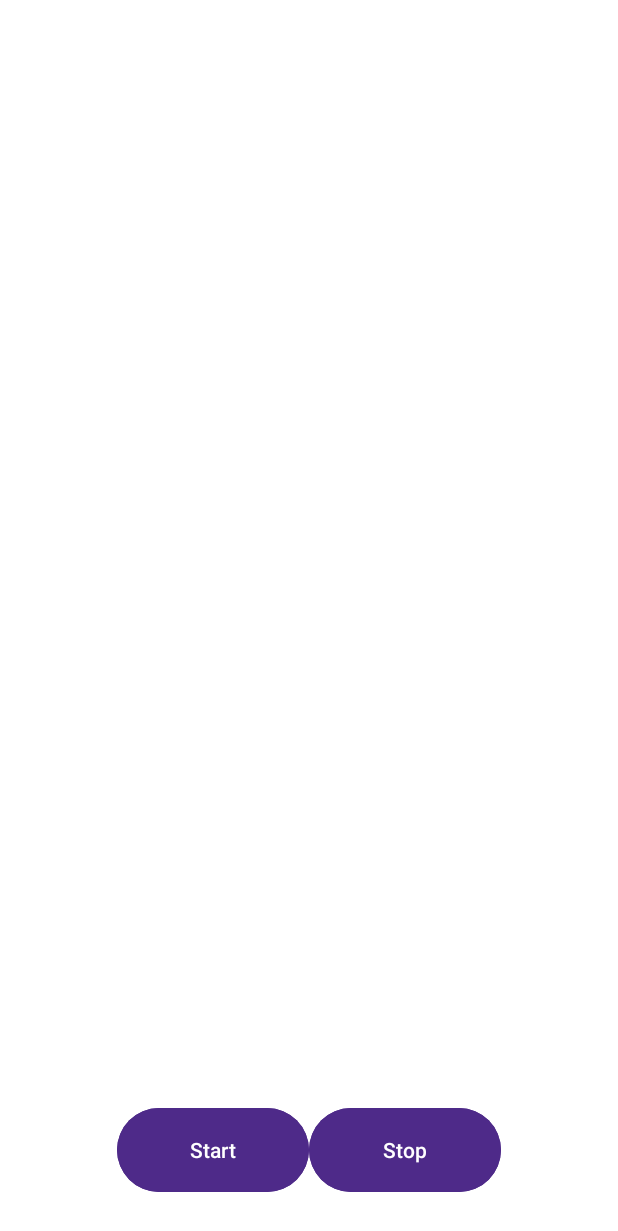
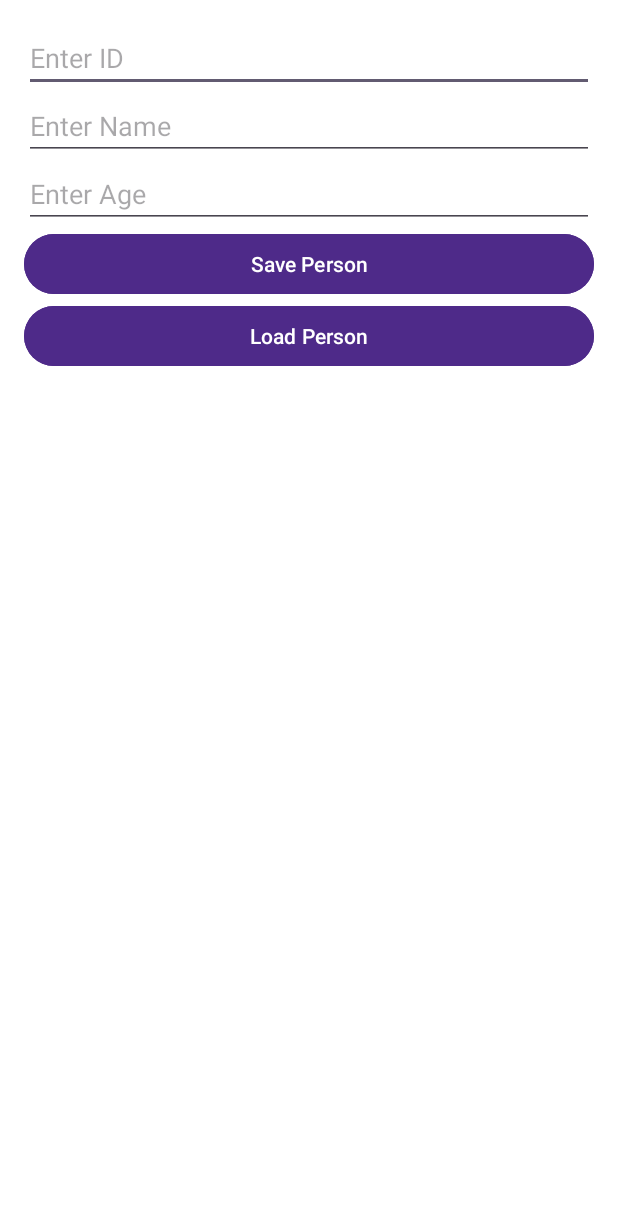
Before and after one commit to Fugasss/android_labs, an Android app: the layout activity_main.xml on its own in the app's theme, with its tools: preview values and no code run, on a phone screen of 412 x 824 dp. Shown: the top 1231 px of the screen. Run offline under Robolectric (Android 15) with nearby library versions, the phone set to English and light mode, and no system bars.

Commit message:
LAB11_PREFERENCES

```diff
--- a/app/build.gradle.kts
+++ b/app/build.gradle.kts
@@ -8,7 +8,7 @@ android {
     compileSdk = 35
 
     defaultConfig {
-        applicationId = "com.example.bytesgenerator"
+        applicationId = "com.example.lab11"
         minSdk = 26
         targetSdk = 35
         versionCode = 1
@@ -44,6 +44,8 @@ dependencies {
     implementation(libs.material)
     implementation(libs.androidx.activity)
     implementation(libs.androidx.constraintlayout)
+    implementation(libs.androidx.legacy.support.v4)
+    implementation(libs.androidx.recyclerview)
     testImplementation(libs.junit)
     androidTestImplementation(libs.androidx.junit)
     androidTestImplementation(libs.androidx.espresso.core)
--- a/app/src/main/res/layout/activity_main.xml
+++ b/app/src/main/res/layout/activity_main.xml
@@ -1,41 +1,40 @@
 <?xml version="1.0" encoding="utf-8"?>
-<androidx.constraintlayout.widget.ConstraintLayout xmlns:android="http://schemas.android.com/apk/res/android"
-    xmlns:app="http://schemas.android.com/apk/res-auto"
-    xmlns:tools="http://schemas.android.com/tools"
-    android:id="@+id/main"
+<LinearLayout xmlns:android="http://schemas.android.com/apk/res/android"
     android:layout_width="match_parent"
     android:layout_height="match_parent"
-    android:paddingHorizontal="15dp"
-    android:paddingVertical="25dp"
-    tools:context=".MainActivity">
+    android:orientation="vertical"
+    android:padding="16dp">
 
-
-    <TextView
-        android:id="@+id/status_text"
-        android:layout_width="match_parent"
-        android:layout_height="match_parent"
-        app:layout_constraintBottom_toTopOf="@id/buttons_container"
-        android:textSize="28sp"
-        />
-
-    <LinearLayout
-        android:id="@+id/buttons_container"
+    <EditText
+        android:id="@+id/idText"
         android:layout_width="match_parent"
         android:layout_height="wrap_content"
-        android:gravity="center_horizontal"
-        app:layout_constraintBottom_toBottomOf="parent">
+        android:hint="Enter ID"
+        android:inputType="number" />
 
-        <Button
-            android:id="@+id/start_service_button"
-            android:layout_width="128dp"
-            android:layout_height="match_parent"
-            android:text="Start" />
+    <EditText
+        android:id="@+id/nameText"
+        android:layout_width="match_parent"
+        android:layout_height="wrap_content"
+        android:hint="Enter Name" />
 
-        <Button
-            android:id="@+id/stop_service_button"
-            android:layout_width="128dp"
-            android:layout_height="64dp"
-            android:text="Stop" />
-    </LinearLayout>
+    <EditText
+        android:id="@+id/ageText"
+        android:layout_width="match_parent"
+        android:layout_height="wrap_content"
+        android:hint="Enter Age"
+        android:inputType="number" />
 
-</androidx.constraintlayout.widget.ConstraintLayout>
+    <Button
+        android:id="@+id/saveButton"
+        android:layout_width="match_parent"
+        android:layout_height="wrap_content"
+        android:text="Save Person" />
+
+    <Button
+        android:id="@+id/loadButton"
+        android:layout_width="match_parent"
+        android:layout_height="wrap_content"
+        android:text="Load Person" />
+
+</LinearLayout>
--- /dev/null
+++ b/app/src/main/res/values/dimens.xml
@@ -0,0 +1,4 @@
+<?xml version="1.0" encoding="utf-8"?>
+<resources>
+    <dimen name="text_margin">16dp</dimen>
+</resources>
--- a/app/src/main/res/values/strings.xml
+++ b/app/src/main/res/values/strings.xml
@@ -1,3 +1,3 @@
 <resources>
-    <string name="app_name">Bytes Generator</string>
+    <string name="app_name">LAB11_PREFERENCES</string>
 </resources>
--- a/gradle/libs.versions.toml
+++ b/gradle/libs.versions.toml
@@ -9,6 +9,8 @@ appcompat = "1.6.1"
 material = "1.10.0"
 activity = "1.8.0"
 constraintlayout = "2.1.4"
+legacySupportV4 = "1.0.0"
+recyclerview = "1.4.0"
 
 [libraries]
 androidx-core-ktx = { group = "androidx.core", name = "core-ktx", version.ref = "coreKtx" }
@@ -19,6 +21,8 @@ androidx-appcompat = { group = "androidx.appcompat", name = "appcompat", version
 material = { group = "com.google.android.material", name = "material", version.ref = "material" }
 androidx-activity = { group = "androidx.activity", name = "activity", version.ref = "activity" }
 androidx-constraintlayout = { group = "androidx.constraintlayout", name = "constraintlayout", version.ref = "constraintlayout" }
+androidx-legacy-support-v4 = { group = "androidx.legacy", name = "legacy-support-v4", version.ref = "legacySupportV4" }
+androidx-recyclerview = { group = "androidx.recyclerview", name = "recyclerview", version.ref = "recyclerview" }
 
 [plugins]
 android-application = { id = "com.android.application", version.ref = "agp" }
```
Also changed, not shown: app/src/main/AndroidManifest.xml (+9 -2 lines), app/src/main/java/com/example/calculator/CustomBackgroundService.kt (deleted, +0 -67 lines), app/src/main/java/com/example/calculator/CustomBroadcastReceiver.kt (deleted, +0 -20 lines), app/src/main/java/com/example/calculator/MainActivity.kt (+62 -49 lines).
